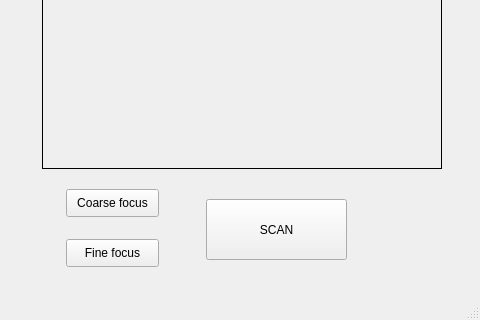
Qt form software/LSM-client/LSM-client.ui (NilanEkanayake/LaserScanningMicroscope) before a commit; both pictures show x 199 to 679 and y 280 to 600 of the 679 by 600 pixel window.
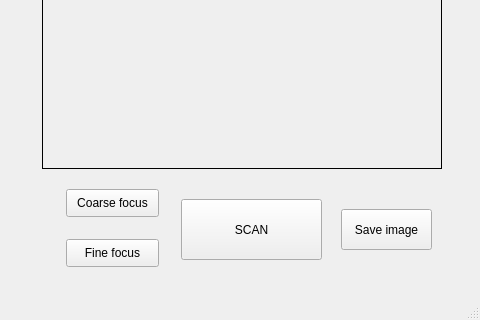
The same form after that commit. Icons and pictures are not drawn. Custom widgets are drawn as their Qt base class.

Commit message: Fixed client bugs, added image save button

Patch:
```diff
--- a/software/LSM-client/LSM-client.ui
+++ b/software/LSM-client/LSM-client.ui
@@ -21,7 +21,7 @@
    <widget class="QPushButton" name="scan_button">
     <property name="geometry">
      <rect>
-      <x>405</x>
+      <x>380</x>
       <y>460</y>
       <width>141</width>
       <height>61</height>
@@ -344,6 +344,19 @@
      </rect>
     </property>
    </widget>
+   <widget class="QPushButton" name="save_button">
+    <property name="geometry">
+     <rect>
+      <x>540</x>
+      <y>470</y>
+      <width>91</width>
+      <height>41</height>
+     </rect>
+    </property>
+    <property name="text">
+     <string>Save image</string>
+    </property>
+   </widget>
   </widget>
   <widget class="QMenuBar" name="menubar">
    <property name="geometry">
```
The commit also changes 15 other files.
